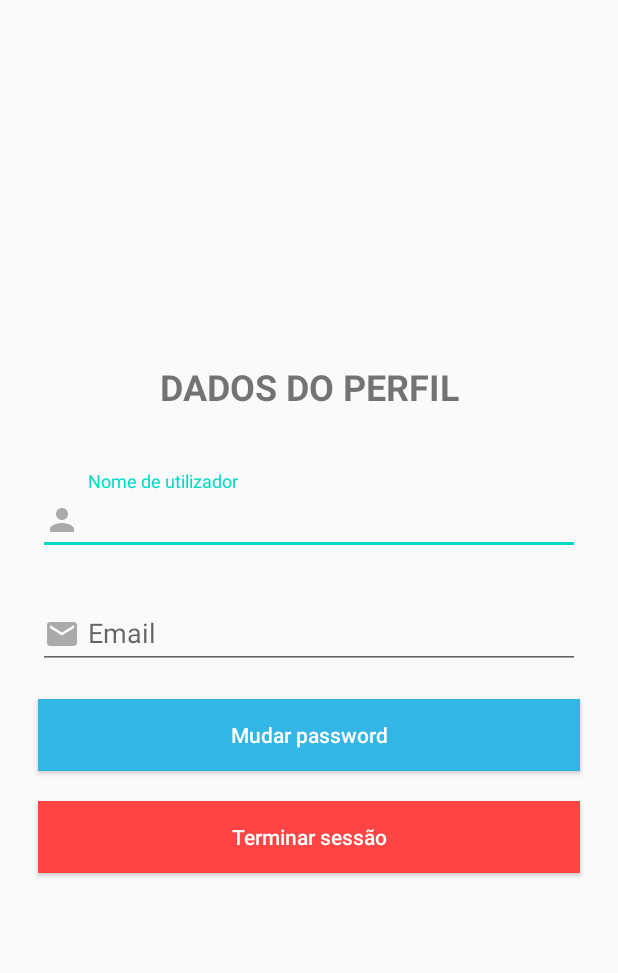
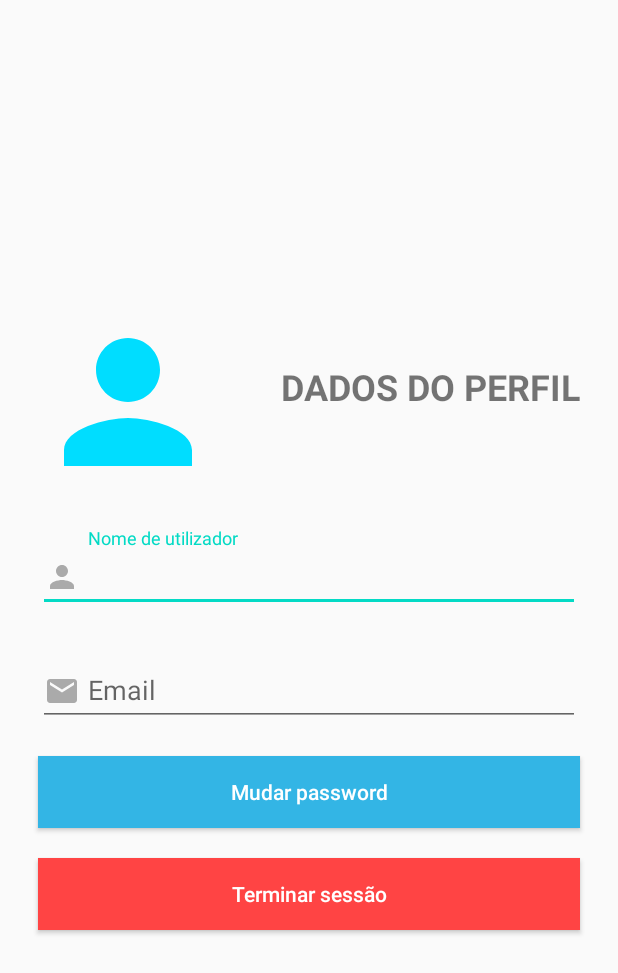
Before and after one commit to diogoguerra03/PAP, an Android app: the layout fragment_perfil.xml on its own in the app's theme, with its tools: preview values and no code run, on a phone screen of 412 x 824 dp. Shown: the top 973 px of the screen. Run offline under Robolectric (Android 15) with nearby library versions, the phone set to English and light mode, and no system bars.

Commit message:
Alterações de layout no fragment_perfil.xml

```diff
--- a/app/src/main/java/com/example/booklet/fragment/PerfilFragment.java
+++ b/app/src/main/java/com/example/booklet/fragment/PerfilFragment.java
@@ -47,8 +47,6 @@ public class PerfilFragment extends Fragment {
 
     public PerfilFragment() {
         // Required empty public constructor
-
-
     }
 
     @Override
--- a/app/src/main/res/layout/fragment_perfil.xml
+++ b/app/src/main/res/layout/fragment_perfil.xml
@@ -1,8 +1,9 @@
 <?xml version="1.0" encoding="utf-8"?>
-<LinearLayout
-    xmlns:android="http://schemas.android.com/apk/res/android"
+<LinearLayout xmlns:android="http://schemas.android.com/apk/res/android"
+    xmlns:tools="http://schemas.android.com/tools"
     android:layout_width="match_parent"
     android:layout_height="match_parent"
+    xmlns:app="http://schemas.android.com/apk/res-auto"
     android:orientation="vertical">
 
     <LinearLayout
@@ -16,17 +17,39 @@
             android:layout_width="match_parent"
             android:layout_height="wrap_content"
             android:layout_margin="10dp"
-            android:orientation="horizontal">
+            android:orientation="horizontal"
+            android:layout_gravity="center">
 
+            <RelativeLayout
+                android:layout_width="0dp"
+                android:layout_height="wrap_content"
+                android:layout_weight="2"
+                android:gravity="center">
+
+                <ImageView
+                    android:id="@+id/imageView"
+                    android:layout_width="wrap_content"
+                    android:layout_height="wrap_content"
+                    android:scaleType="centerCrop"
+                    app:srcCompat="@drawable/ic_pessoa_login"
+                    tools:ignore="VectorDrawableCompat" />
+            </RelativeLayout>
+
+            <RelativeLayout
+                android:layout_gravity="center"
+                android:layout_width="0dp"
+                android:layout_height="wrap_content"
+                android:layout_weight="4">
                 <TextView
                     android:layout_marginBottom="20dp"
                     android:layout_width="match_parent"
-                android:layout_height="match_parent"
+                    android:layout_height="wrap_content"
                     android:text="Dados do perfil"
                     android:textAllCaps="true"
                     android:textSize="24sp"
-                android:gravity="center"
+                    android:gravity="right"
                     android:textStyle="bold"/>
+            </RelativeLayout>
         </LinearLayout>
 
         <LinearLayout
```
Lines whose indentation alone changed are shown as unchanged.
